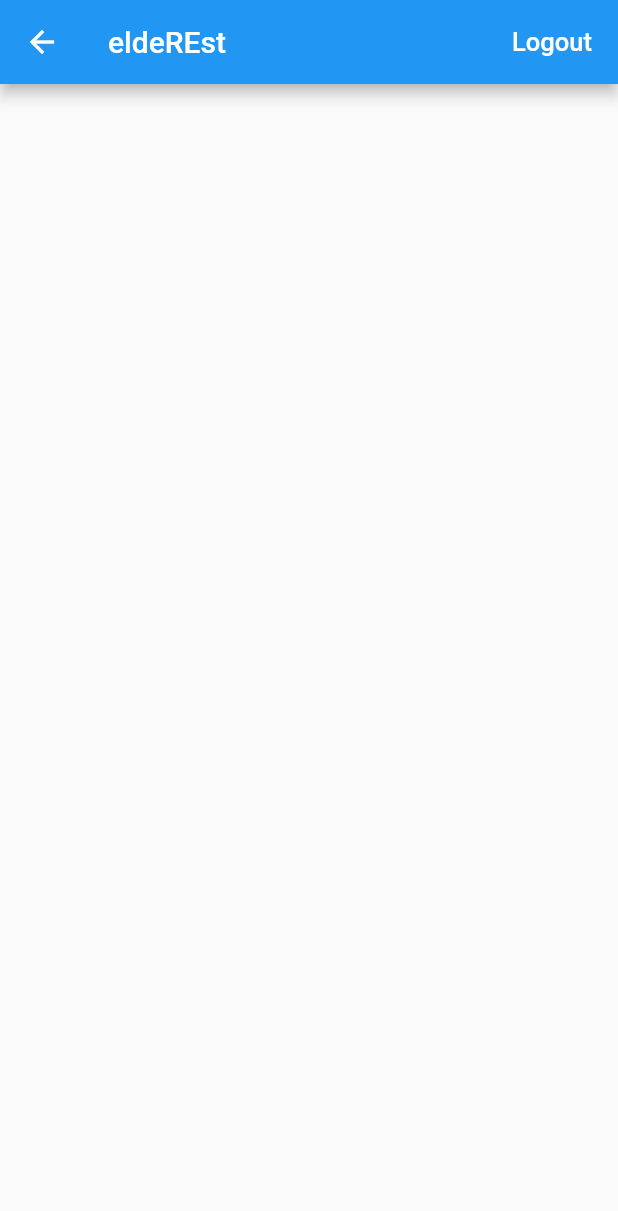
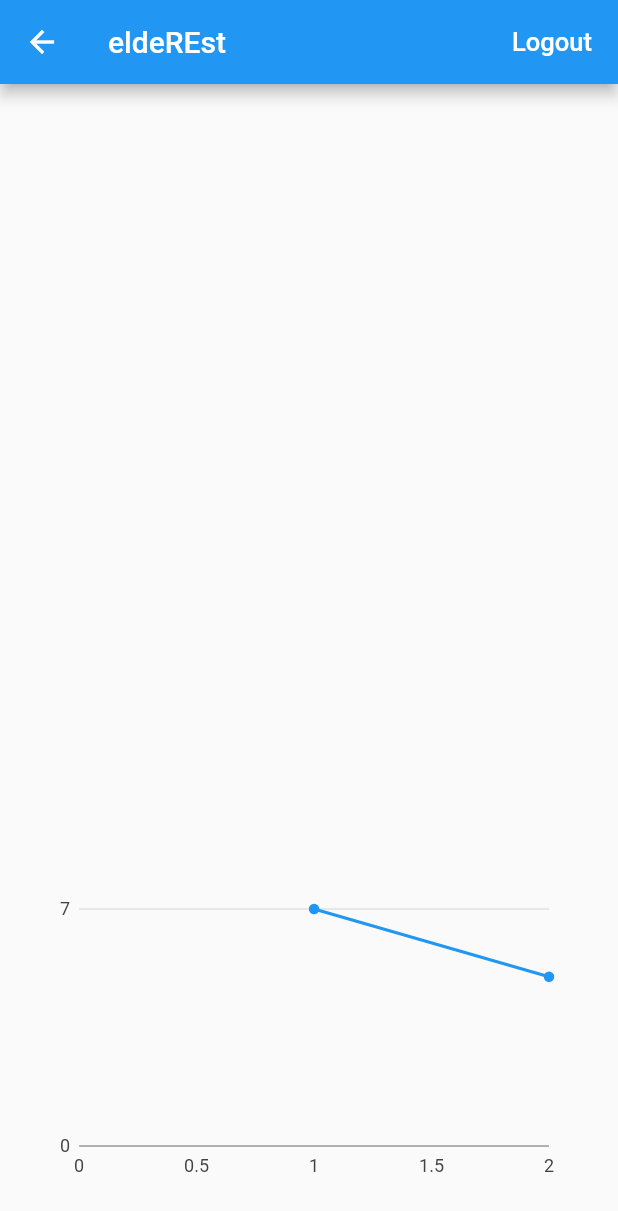
Before and after one commit to zhiqisim/RailSafe, a Flutter app: the HomePage screen opened directly, on a phone screen of 412 x 824 dp. Shown: the top 1211 px of the screen. Run offline on Flutter 3.47's test engine with Material 2 defaults, Android fonts, the light colour scheme and no system bars; our stand-ins replace charts_flutter, cloud_firestore, firebase_auth; accounts and stored records are empty.

Commit message:
add sleep chart

```diff
--- a/lib/pages/home_page.dart
+++ b/lib/pages/home_page.dart
@@ -1,6 +1,9 @@
 import 'package:flutter/material.dart';
 import 'package:elderest/services/authentication.dart';
 import 'package:cloud_firestore/cloud_firestore.dart';
+
+import 'package:charts_flutter/flutter.dart' as charts;
+import 'package:flutter/material.dart';
 
 class HomePage extends StatefulWidget {
   HomePage({Key key, this.auth, this.userId, this.onSignedOut})
@@ -26,6 +29,26 @@
     }
   }
 
+  static var data = [new LinearSales(1, 7), new LinearSales(2, 5)];
+
+  static var series = [
+    new charts.Series(
+      id: 'Sleep hours',
+      domainFn: (LinearSales clickData, _) => clickData.year,
+      measureFn: (LinearSales clickData, _) => clickData.sales,
+      data: data,
+    ),
+  ];
+
+  static var chart = new PointsLineChart(series);
+  var chartWidget = new Padding(
+    padding: new EdgeInsets.all(32.0),
+    child: new SizedBox(
+      height: 200.0,
+      child: chart,
+    ),
+  );
+
   @override
   Widget build(BuildContext context) {
     return new Scaffold(
@@ -38,26 +61,27 @@
                 onPressed: _signOut)
           ],
         ),
-        body: new BookList(),
-    );
+        body: Column(children: <Widget>[
+          Flexible(child: new FallList()), // fall list widget
+          chartWidget
+        ]));
   }
-
-
 }
 
-class BookList extends StatelessWidget {
+class FallList extends StatelessWidget {
   @override
   Widget build(BuildContext context) {
     return StreamBuilder<QuerySnapshot>(
       stream: Firestore.instance.collection('test').snapshots(),
       builder: (BuildContext context, AsyncSnapshot<QuerySnapshot> snapshot) {
-        if (snapshot.hasError)
-          return new Text('Error: ${snapshot.error}');
+        if (snapshot.hasError) return new Text('Error: ${snapshot.error}');
         switch (snapshot.connectionState) {
-          case ConnectionState.waiting: return new Text('Loading...');
+          case ConnectionState.waiting:
+            return new Text('Loading...');
           default:
             return new ListView(
-              children: snapshot.data.documents.map((DocumentSnapshot document) {
+              children:
+                  snapshot.data.documents.map((DocumentSnapshot document) {
                 if (document['alert']) {
                   return new AlertCard();
                 } else {
@@ -74,8 +98,7 @@
   }
 }
 
-class AlertCard extends StatelessWidget{
-
+class AlertCard extends StatelessWidget {
   @override
   Widget build(BuildContext context) {
     return new Center(
@@ -86,18 +109,20 @@
             const ListTile(
               leading: Icon(Icons.warning),
               title: Text('FALL DETECTED'),
-              subtitle: Text('System has detected a fall. Respond immediately!'),
+              subtitle:
+                  Text('System has detected a fall. Respond immediately!'),
             ),
-            ButtonTheme.bar( // make buttons use the appropriate styles for cards
+            ButtonTheme.bar(
+              // make buttons use the appropriate styles for cards
               child: ButtonBar(
                 children: <Widget>[
                   FlatButton(
                     child: const Text('CALL'),
-                    onPressed: () { /* ... */ },
+                    onPressed: () {/* ... */},
                   ),
                   FlatButton(
                     child: const Text('LISTEN'),
-                    onPressed: () { /* ... */ },
+                    onPressed: () {/* ... */},
                   ),
                 ],
               ),
@@ -109,8 +134,7 @@
   }
 }
 
-class NormalCard extends StatelessWidget{
-
+class NormalCard extends StatelessWidget {
   @override
   Widget build(BuildContext context) {
     return new Center(
@@ -123,16 +147,17 @@
               title: Text('SYSTEM NORMAL'),
               subtitle: Text('Connection is established to system.'),
             ),
-            ButtonTheme.bar( // make buttons use the appropriate styles for cards
+            ButtonTheme.bar(
+              // make buttons use the appropriate styles for cards
               child: ButtonBar(
                 children: <Widget>[
                   FlatButton(
                     child: const Text('CALL'),
-                    onPressed: () { /* ... */ },
+                    onPressed: () {/* ... */},
                   ),
                   FlatButton(
                     child: const Text('LISTEN'),
-                    onPressed: () { /* ... */ },
+                    onPressed: () {/* ... */},
                   ),
                 ],
               ),
@@ -143,3 +168,54 @@
     );
   }
 }
+
+class PointsLineChart extends StatelessWidget {
+  final List<charts.Series> seriesList;
+  final bool animate;
+
+  PointsLineChart(this.seriesList, {this.animate});
+
+  /// Creates a [LineChart] with sample data and no transition.
+  factory PointsLineChart.withSampleData() {
+    return new PointsLineChart(
+      _createSampleData(),
+      // Disable animations for image tests.
+      animate: false,
+    );
+  }
+
+  @override
+  Widget build(BuildContext context) {
+    return new charts.LineChart(seriesList,
+        animate: animate,
+        defaultRenderer: new charts.LineRendererConfig(includePoints: true));
+  }
+
+  /// Create one series with sample hard coded data.
+  static List<charts.Series<LinearSales, int>> _createSampleData() {
+    final data = [
+      new LinearSales(0, 5),
+      new LinearSales(1, 25),
+      new LinearSales(2, 100),
+      new LinearSales(3, 75),
+    ];
+
+    return [
+      new charts.Series<LinearSales, int>(
+        id: 'Sales',
+        colorFn: (_, __) => charts.MaterialPalette.blue.shadeDefault,
+        domainFn: (LinearSales sales, _) => sales.year,
+        measureFn: (LinearSales sales, _) => sales.sales,
+        data: data,
+      )
+    ];
+  }
+}
+
+/// Sample linear data type.
+class LinearSales {
+  final int year;
+  final int sales;
+
+  LinearSales(this.year, this.sales);
+}
--- a/pubspec.yaml
+++ b/pubspec.yaml
@@ -20,6 +20,7 @@
   flutter:
     sdk: flutter
   firebase_auth: ^0.6.6
+  charts_flutter: ^0.6.0
   cloud_firestore:
 
   # The following adds the Cupertino Icons font to your application.
```
Also changed, not shown: pubspec.lock.
